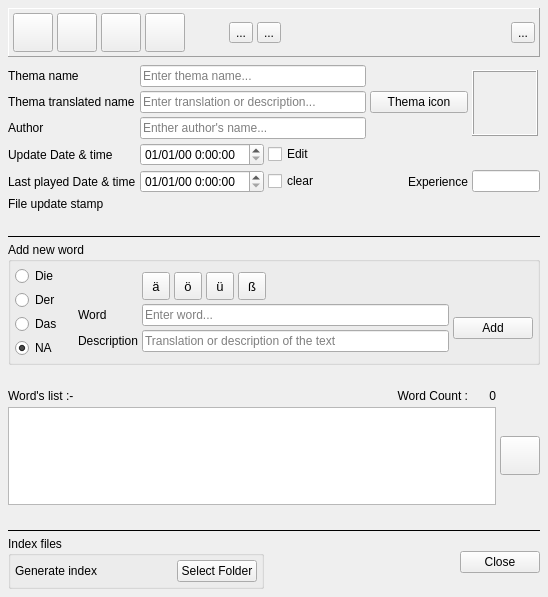
The window that src/thema_builder/thema_builder.ui (vikaspachdha/der_artikel) describes before a commit, drawn with Qt 5.
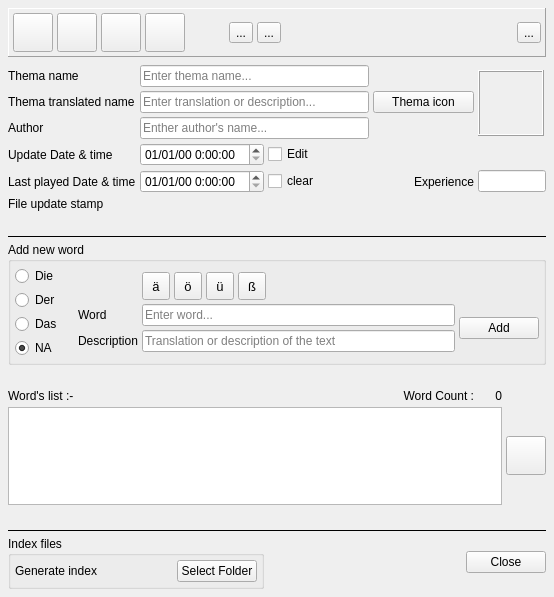
The same window after the commit. Icons and pictures are not drawn.

Commit message: Warning message in conflict dialog. Message box is centered in desktop.

```diff
--- a/src/thema_builder/thema_builder.ui
+++ b/src/thema_builder/thema_builder.ui
@@ -6,7 +6,7 @@
    <rect>
     <x>0</x>
     <y>0</y>
-    <width>548</width>
+    <width>554</width>
     <height>597</height>
    </rect>
   </property>
```
Left out of the diff: 21 changed lines with no effect on the pictures. The commit also changes 5 other files.
